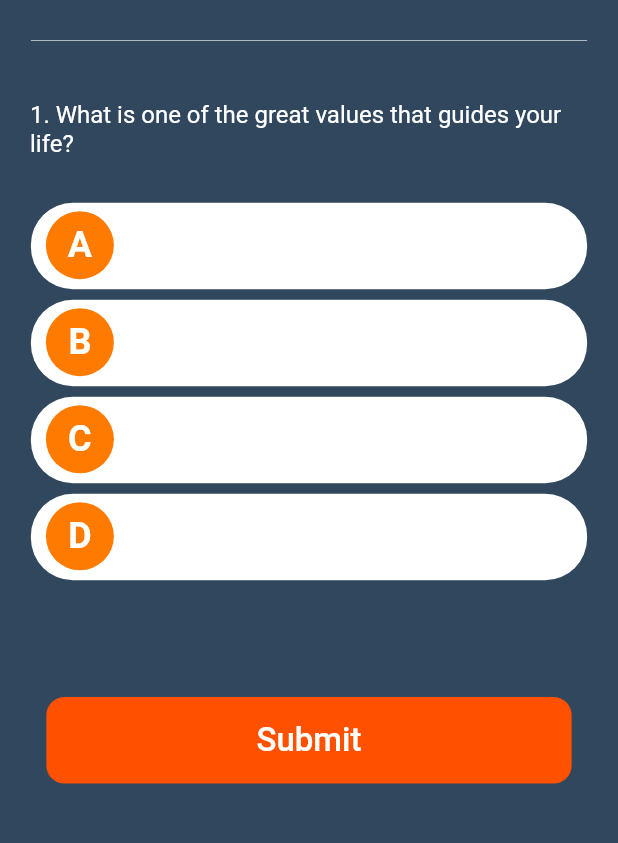
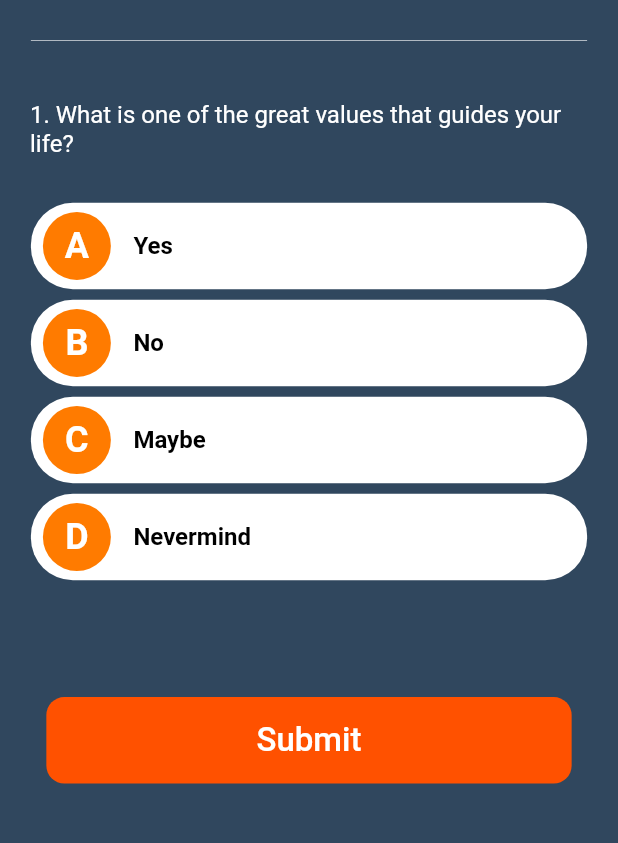
Before and after one commit to RWEMAISINGIZWENorbert/Quiz_App, a Flutter app: the screen it shows after launch, after a tap on "Art and Litrature", on a phone screen of 412 x 824 dp, the part 242-1085 px from its top. Run offline on Flutter 3.47's test engine with Material 2 defaults, Android fonts, the phone set to English and light mode, and no system bars; drawn by our look-alikes of circular_countdown_timer; network calls fail.

Commit message:
fixed quiz screen

```diff
--- a/lib/screens/QuizScreen.dart
+++ b/lib/screens/QuizScreen.dart
@@ -20,10 +20,10 @@ class QuizScreen extends StatefulWidget {
 }
 
 class _QuizScreenState extends State<QuizScreen> {
-  String option1 = 'A';
-  String option2 = 'B';
-  String option3 = 'C';
-  String option4 = 'D';
+  String option1 = 'Yes';
+  String option2 = 'No';
+  String option3 = 'Maybe';
+  String option4 = 'Nevermind';
   var tq = 60;
   var ca = 58;
   @override
@@ -146,19 +146,19 @@ class _QuizScreenState extends State<QuizScreen> {
                 height: MediaQuery.of(context).size.height * 0.4,
                 width: MediaQuery.of(context).size.width * 0.9,
                 child: Column(children: [
-                  OptionField(option1),
+                  OptionField('A', option1),
                   SizedBox(
                     height: 7,
                   ),
-                  OptionField(option2),
+                  OptionField('B', option2),
                   SizedBox(
                     height: 7,
                   ),
-                  OptionField(option3),
+                  OptionField('C', option3),
                   SizedBox(
                     height: 7,
                   ),
-                  OptionField(option4)
+                  OptionField('D', option4)
                 ]),
               ),
               Container(
@@ -192,7 +192,7 @@ class _QuizScreenState extends State<QuizScreen> {
     );
   }
 
-  Widget OptionField(String a) {
+  Widget OptionField(String a, String b) {
     return Container(
         height: MediaQuery.of(context).size.height * 0.07,
         width: MediaQuery.of(context).size.width * 0.9,
@@ -200,7 +200,37 @@ class _QuizScreenState extends State<QuizScreen> {
           borderRadius: BorderRadius.circular(28),
           color: Colors.white,
         ),
-      child: RichText(
+        child: Padding(
+          padding: EdgeInsets.fromLTRB(8, 0, 8, 0),
+          child: Row(children: [
+            Container(
+              alignment: Alignment.center,
+              height: MediaQuery.of(context).size.height * 0.055,
+              width: MediaQuery.of(context).size.height * 0.055,
+              decoration: BoxDecoration(
+                  borderRadius: BorderRadius.circular(25),
+                  color: Color.fromARGB(255, 255, 123, 0)),
+              child: Text(
+                '$a',
+                style: TextStyle(
+                    color: Colors.white,
+                    fontSize: 24,
+                    fontWeight: FontWeight.bold),
+              ),
+            ),
+            SizedBox(
+              width: 15,
+            ),
+            Text(
+              '$b',
+              style: TextStyle(
+                  color: Colors.black,
+                  fontSize: 16,
+                  fontWeight: FontWeight.bold),
+            ),
+          ]),
+        ));
+    /* RichText(
           text: TextSpan(children: [
         WidgetSpan(
             child: Padding(
@@ -220,8 +250,13 @@ class _QuizScreenState extends State<QuizScreen> {
                   fontWeight: FontWeight.bold),
             ),
           ),
-        ))
-      ])),
-    );
+        )),
+        TextSpan(
+            text: '  $b',
+            style: TextStyle(
+                color: Colors.black,
+                fontSize: 18,
+                fontWeight: FontWeight.bold)),
+      ])),*/
   }
 }
```
Lines whose indentation alone changed are shown as unchanged.
